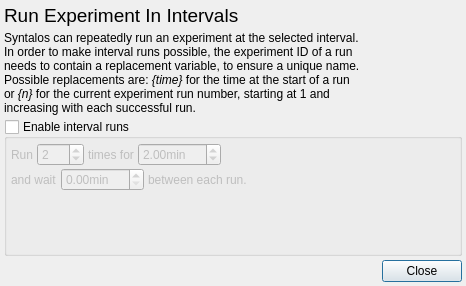
Above: src/intervalrundialog.ui from syntalos/syntalos before the change. Below: the same form after it.
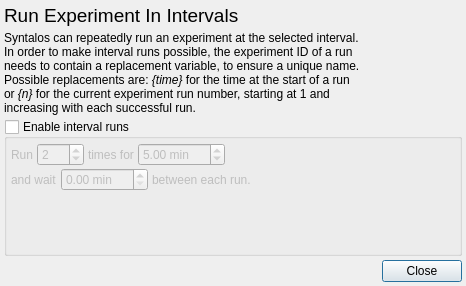
That is the form after the change. Icons and pictures are not drawn.

Commit message: trivial: Minor UI improvements on interval run dialog

```diff
--- a/src/intervalrundialog.ui
+++ b/src/intervalrundialog.ui
@@ -143,7 +143,7 @@
          <item>
           <widget class="QDoubleSpinBox" name="spinBoxDuration">
            <property name="suffix">
-            <string>min</string>
+            <string> min</string>
            </property>
            <property name="decimals">
             <number>2</number>
@@ -158,7 +158,7 @@
             <double>0.500000000000000</double>
            </property>
            <property name="value">
-            <double>2.000000000000000</double>
+            <double>5.000000000000000</double>
            </property>
           </widget>
          </item>
@@ -206,7 +206,7 @@
          <item>
           <widget class="QDoubleSpinBox" name="spinBoxDelay">
            <property name="suffix">
-            <string>min</string>
+            <string> min</string>
            </property>
            <property name="maximum">
             <double>999.000000000000000</double>
```
